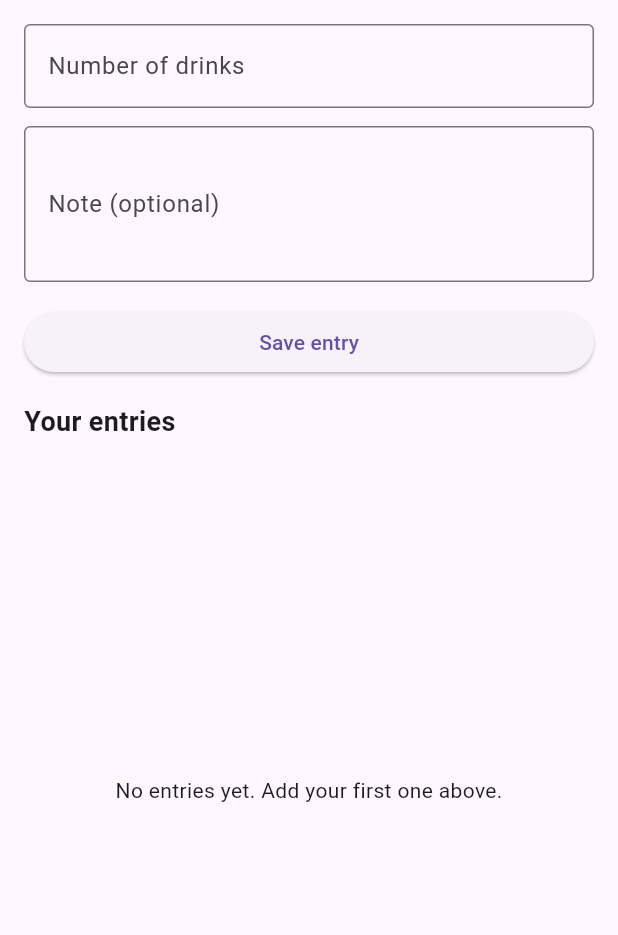
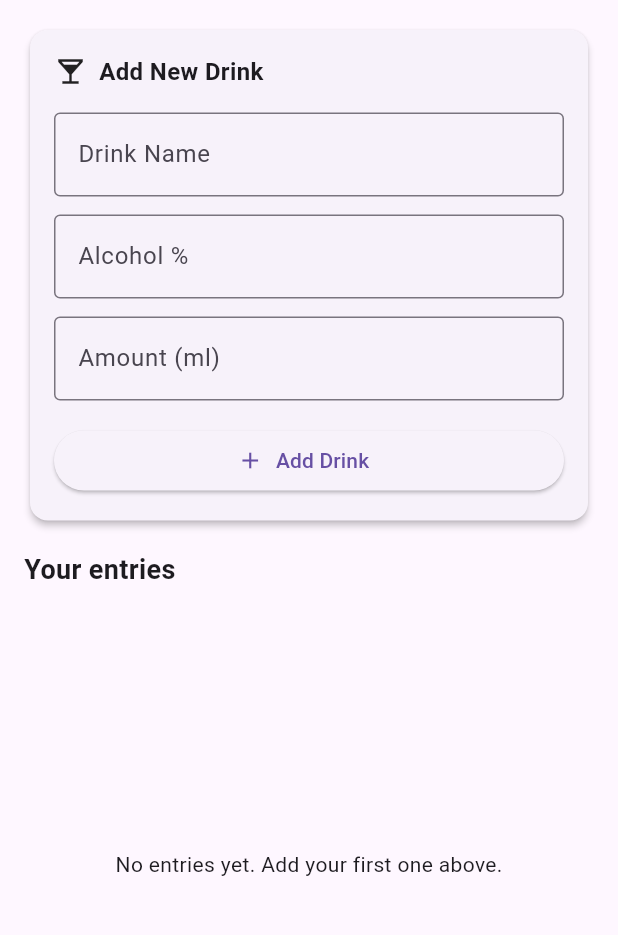
Before and after one commit to torbenmueller/soberly, a Flutter app: the TrackingScreen screen opened by its route, on a phone screen of 412 x 824 dp, the part 84-1019 px from its top. Run offline on Flutter 3.47's test engine with Material 3 defaults, Android fonts, the light colour scheme and no system bars; our stand-ins replace cloud_firestore, firebase_auth, firebase_core, loading_overlay; accounts and stored records are empty.

Commit message:
Card with three textfields name, percentage and amount in ml

```diff
--- a/lib/screens/tracking_screen.dart
+++ b/lib/screens/tracking_screen.dart
@@ -15,8 +15,9 @@ class _TrackingScreenState extends State<TrackingScreen> {
   final _auth = FirebaseAuth.instance;
   final _firestore = FirebaseFirestore.instance;
   final _formKey = GlobalKey<FormState>();
-  final _drinksController = TextEditingController();
-  final _noteController = TextEditingController();
+  final _drinkNameController = TextEditingController();
+  final _alcoholController = TextEditingController();
+  final _amountController = TextEditingController();
   bool _isSubmitting = false;
 
   @override
@@ -40,23 +41,28 @@ class _TrackingScreenState extends State<TrackingScreen> {
 
   @override
   void dispose() {
-    _drinksController.dispose();
-    _noteController.dispose();
+    _drinkNameController.dispose();
+    _alcoholController.dispose();
+    _amountController.dispose();
     super.dispose();
   }
 
-  Future<bool> addTrackingEntry({required int drinks, String? note}) async {
+  Future<bool> addTrackingEntry({
+    required String drinkName,
+    required double alcoholPercent,
+    required int amount,
+  }) async {
     final user = _auth.currentUser;
     if (user == null) {
       _redirectIfUnauthenticated();
       return false;
     }
 
-    final cleanedNote = note?.trim();
     final data = <String, dynamic>{
-      'drinks': drinks,
+      'drinkName': drinkName,
+      'alcoholPercent': alcoholPercent,
+      'amount': amount,
       'createdAt': FieldValue.serverTimestamp(),
-      if (cleanedNote != null && cleanedNote.isNotEmpty) 'note': cleanedNote,
     };
 
     try {
@@ -70,7 +76,7 @@ class _TrackingScreenState extends State<TrackingScreen> {
       }
       ScaffoldMessenger.of(
         context,
-      ).showSnackBar(const SnackBar(content: Text('Tracking entry saved.')));
+      ).showSnackBar(const SnackBar(content: Text('Drink entry saved.')));
       return true;
     } on FirebaseException catch (e) {
       if (!mounted) {
@@ -89,14 +95,20 @@ class _TrackingScreenState extends State<TrackingScreen> {
       return;
     }
 
-    final drinks = int.parse(_drinksController.text.trim());
+    final drinkName = _drinkNameController.text.trim();
+    final alcoholPercent = double.parse(
+      _alcoholController.text.trim().replaceAll(',', '.'),
+    );
+    final amount = int.parse(_amountController.text.trim());
+
     setState(() {
       _isSubmitting = true;
     });
 
     final saved = await addTrackingEntry(
-      drinks: drinks,
-      note: _noteController.text,
+      drinkName: drinkName,
+      alcoholPercent: alcoholPercent,
+      amount: amount,
     );
 
     if (!mounted) {
@@ -108,8 +120,9 @@ class _TrackingScreenState extends State<TrackingScreen> {
     });
 
     if (saved) {
-      _drinksController.clear();
-      _noteController.clear();
+      _drinkNameController.clear();
+      _alcoholController.clear();
+      _amountController.clear();
     }
   }
 
@@ -185,11 +198,15 @@ class _TrackingScreenState extends State<TrackingScreen> {
 
   Future<void> _editEntry(
     String docId,
-    int currentDrinks,
-    String? currentNote,
+    String currentDrinkName,
+    double currentAlcoholPercent,
+    int currentAmount,
   ) async {
-    final drinksCtrl = TextEditingController(text: currentDrinks.toString());
-    final noteCtrl = TextEditingController(text: currentNote ?? '');
+    final nameCtrl = TextEditingController(text: currentDrinkName);
+    final alcoholCtrl = TextEditingController(
+      text: currentAlcoholPercent.toString(),
+    );
+    final amountCtrl = TextEditingController(text: currentAmount.toString());
     final editFormKey = GlobalKey<FormState>();
 
     final confirmed = await showDialog<bool>(
@@ -202,32 +219,56 @@ class _TrackingScreenState extends State<TrackingScreen> {
             mainAxisSize: MainAxisSize.min,
             children: [
               TextFormField(
-                controller: drinksCtrl,
+                controller: nameCtrl,
+                textCapitalization: TextCapitalization.sentences,
+                decoration: const InputDecoration(
+                  labelText: 'Drink Name',
+                  border: OutlineInputBorder(),
+                ),
+                validator: (value) {
+                  if (value == null || value.trim().isEmpty) {
+                    return 'Please enter a drink name.';
+                  }
+                  return null;
+                },
+              ),
+              const SizedBox(height: 12),
+              TextFormField(
+                controller: alcoholCtrl,
+                keyboardType: const TextInputType.numberWithOptions(
+                  decimal: true,
+                ),
+                decoration: const InputDecoration(
+                  labelText: 'Alcohol %',
+                  border: OutlineInputBorder(),
+                ),
+                validator: (value) {
+                  final text = value?.trim().replaceAll(',', '.') ?? '';
+                  if (text.isEmpty) return 'Please enter alcohol percentage.';
+                  final v = double.tryParse(text);
+                  if (v == null || v < 0 || v > 100) {
+                    return 'Enter a value between 0 and 100.';
+                  }
+                  return null;
+                },
+              ),
+              const SizedBox(height: 12),
+              TextFormField(
+                controller: amountCtrl,
                 keyboardType: TextInputType.number,
                 decoration: const InputDecoration(
-                  labelText: 'Number of drinks',
+                  labelText: 'Amount (ml)',
                   border: OutlineInputBorder(),
                 ),
                 validator: (value) {
                   final text = value?.trim() ?? '';
-                  if (text.isEmpty) {
-                    return 'Please enter a number.';
-                  }
+                  if (text.isEmpty) return 'Please enter an amount.';
                   final v = int.tryParse(text);
                   if (v == null || v <= 0) {
                     return 'Enter a whole number greater than 0.';
                   }
                   return null;
                 },
-              ),
-              const SizedBox(height: 12),
-              TextFormField(
-                controller: noteCtrl,
-                maxLines: 3,
-                decoration: const InputDecoration(
-                  labelText: 'Note (optional)',
-                  border: OutlineInputBorder(),
-                ),
               ),
             ],
           ),
@@ -250,29 +291,31 @@ class _TrackingScreenState extends State<TrackingScreen> {
     );
 
     if (confirmed != true || !mounted) {
-      drinksCtrl.dispose();
-      noteCtrl.dispose();
+      nameCtrl.dispose();
+      alcoholCtrl.dispose();
+      amountCtrl.dispose();
       return;
     }
 
     final user = _auth.currentUser;
     if (user == null) {
-      drinksCtrl.dispose();
-      noteCtrl.dispose();
+      nameCtrl.dispose();
+      alcoholCtrl.dispose();
+      amountCtrl.dispose();
       return;
     }
 
-    final cleanedNote = noteCtrl.text.trim();
     final updatedData = <String, dynamic>{
-      'drinks': int.parse(drinksCtrl.text.trim()),
-      if (cleanedNote.isNotEmpty)
-        'note': cleanedNote
-      else
-        'note': FieldValue.delete(),
+      'drinkName': nameCtrl.text.trim(),
+      'alcoholPercent': double.parse(
+        alcoholCtrl.text.trim().replaceAll(',', '.'),
+      ),
+      'amount': int.parse(amountCtrl.text.trim()),
     };
 
-    drinksCtrl.dispose();
-    noteCtrl.dispose();
+    nameCtrl.dispose();
+    alcoholCtrl.dispose();
+    amountCtrl.dispose();
 
     try {
       await _firestore
@@ -306,7 +349,7 @@ class _TrackingScreenState extends State<TrackingScreen> {
         leading: null,
         actions: <Widget>[
           IconButton(
-            icon: Icon(Icons.logout),
+            icon: const Icon(Icons.logout),
             onPressed: () async {
               await _auth.signOut();
               if (!context.mounted) {
@@ -338,38 +381,103 @@ class _TrackingScreenState extends State<TrackingScreen> {
             child: Column(
               crossAxisAlignment: CrossAxisAlignment.stretch,
               children: <Widget>[
+                // ── Add New Drink card ──────────────────────────────────
+                Card(
+                  elevation: 2,
+                  shape: RoundedRectangleBorder(
+                    borderRadius: BorderRadius.circular(12),
+                  ),
+                  child: Padding(
+                    padding: const EdgeInsets.all(16),
+                    child: Column(
+                      crossAxisAlignment: CrossAxisAlignment.stretch,
+                      children: [
+                        // Card title row
+                        const Row(
+                          children: [
+                            Icon(Icons.local_bar, size: 22),
+                            SizedBox(width: 8),
+                            Text(
+                              'Add New Drink',
+                              style: TextStyle(
+                                fontSize: 16,
+                                fontWeight: FontWeight.w600,
+                              ),
+                            ),
+                          ],
+                        ),
+                        const SizedBox(height: 16),
+                        // Drink Name
                         TextFormField(
-                  controller: _drinksController,
+                          controller: _drinkNameController,
+                          textCapitalization: TextCapitalization.sentences,
+                          decoration: const InputDecoration(
+                            labelText: 'Drink Name',
+                            border: OutlineInputBorder(),
+                          ),
+                          validator: (value) {
+                            if (value == null || value.trim().isEmpty) {
+                              return 'Please enter a drink name.';
+                            }
+                            return null;
+                          },
+                        ),
+                        const SizedBox(height: 12),
+                        // Alcohol %
+                        TextFormField(
+                          controller: _alcoholController,
+                          keyboardType: const TextInputType.numberWithOptions(
+                            decimal: true,
+                          ),
+                          decoration: const InputDecoration(
+                            labelText: 'Alcohol %',
+                            border: OutlineInputBorder(),
+                          ),
+                          validator: (value) {
+                            final text =
+                                value?.trim().replaceAll(',', '.') ?? '';
+                            if (text.isEmpty) {
+                              return 'Please enter alcohol percentage.';
+                            }
+                            final v = double.tryParse(text);
+                            if (v == null || v < 0 || v > 100) {
+                              return 'Enter a value between 0 and 100.';
+                            }
+                            return null;
+                          },
+                        ),
+                        const SizedBox(height: 12),
+                        // Amount (ml)
+                        TextFormField(
+                          controller: _amountController,
                           keyboardType: TextInputType.number,
                           decoration: const InputDecoration(
-                    labelText: 'Number of drinks',
+                            labelText: 'Amount (ml)',
                             border: OutlineInputBorder(),
                           ),
                           validator: (value) {
                             final text = value?.trim() ?? '';
-                    if (text.isEmpty) {
-                      return 'Please enter a number.';
-                    }
-                    final drinks = int.tryParse(text);
-                    if (drinks == null || drinks <= 0) {
+                            if (text.isEmpty) return 'Please enter an amount.';
+                            final v = int.tryParse(text);
+                            if (v == null || v <= 0) {
                               return 'Enter a whole number greater than 0.';
                             }
                             return null;
                           },
                         ),
-                const SizedBox(height: 12),
-                TextFormField(
-                  controller: _noteController,
-                  maxLines: 3,
-                  decoration: const InputDecoration(
-                    labelText: 'Note (optional)',
-                    border: OutlineInputBorder(),
+                        const SizedBox(height: 16),
+                        ElevatedButton.icon(
+                          onPressed: _isSubmitting
+                              ? null
+                              : _submitTrackingEntry,
+                          icon: const Icon(Icons.add),
+                          label: Text(
+                            _isSubmitting ? 'Saving...' : 'Add Drink',
                           ),
                         ),
-                const SizedBox(height: 16),
-                ElevatedButton(
-                  onPressed: _isSubmitting ? null : _submitTrackingEntry,
-                  child: Text(_isSubmitting ? 'Saving...' : 'Save entry'),
+                      ],
+                    ),
+                  ),
                 ),
                 const SizedBox(height: 16),
                 const Text(
@@ -401,22 +509,26 @@ class _TrackingScreenState extends State<TrackingScreen> {
 
                       return ListView.separated(
                         itemCount: docs.length,
-                        separatorBuilder: (_, _) => const SizedBox(height: 8),
+                        separatorBuilder: (_, __) => const SizedBox(height: 8),
                         itemBuilder: (context, index) {
                           final data = docs[index].data();
-                          final drinks = data['drinks'];
-                          final note = data['note'] as String?;
+                          final drinkName = data['drinkName'] as String? ?? '-';
+                          final alcoholPercent =
+                              (data['alcoholPercent'] as num?)?.toDouble();
+                          final amount = (data['amount'] as num?)?.toInt();
                           final createdAt = data['createdAt'] as Timestamp?;
+
+                          final subtitle =
+                              'Alcohol: ${alcoholPercent != null ? '${alcoholPercent.toStringAsFixed(1)}%' : '-'}'
+                              '  •  Amount: ${amount != null ? '${amount}ml' : '-'}'
+                              '\n${_formatTimestamp(createdAt)}';
 
                           return Card(
                             child: ListTile(
-                              title: Text('Drinks: ${drinks ?? '-'}'),
-                              subtitle: Text(
-                                (note != null && note.isNotEmpty)
-                                    ? '$note\n${_formatTimestamp(createdAt)}'
-                                    : _formatTimestamp(createdAt),
-                              ),
-                              isThreeLine: note != null && note.isNotEmpty,
+                              leading: const Icon(Icons.local_bar),
+                              title: Text(drinkName),
+                              subtitle: Text(subtitle),
+                              isThreeLine: true,
                               trailing: Row(
                                 mainAxisSize: MainAxisSize.min,
                                 children: [
@@ -425,8 +537,9 @@ class _TrackingScreenState extends State<TrackingScreen> {
                                     tooltip: 'Edit',
                                     onPressed: () => _editEntry(
                                       docs[index].id,
-                                      (drinks as num).toInt(),
-                                      note,
+                                      drinkName,
+                                      alcoholPercent ?? 0.0,
+                                      amount ?? 0,
                                     ),
                                   ),
                                   IconButton(
```
Lines whose indentation alone changed are shown as unchanged.
